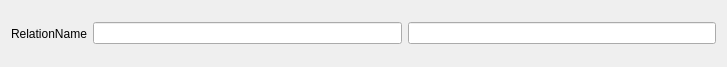
The window that src/editrelationwidget.ui (Kampfgnom/LBDatabaseEditor) describes before a commit, drawn with Qt 5.
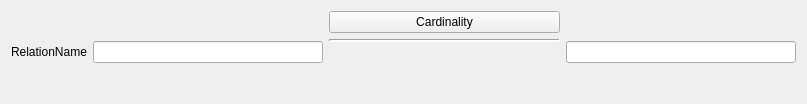
The same window after the commit.

Commit message: Darstellung der Relationen im EditEntityTypeDialog geändert

Patch:
```diff
--- a/src/editrelationwidget.ui
+++ b/src/editrelationwidget.ui
@@ -6,8 +6,8 @@
    <rect>
     <x>0</x>
     <y>0</y>
-    <width>727</width>
-    <height>67</height>
+    <width>807</width>
+    <height>104</height>
    </rect>
   </property>
   <property name="windowTitle">
@@ -22,10 +22,58 @@
     </widget>
    </item>
    <item>
-    <widget class="QLineEdit" name="lineEditDisplayLeft"/>
+    <layout class="QVBoxLayout" name="verticalLayoutLeft">
+     <item>
+      <widget class="QLineEdit" name="lineEditDisplayLeft"/>
+     </item>
+    </layout>
    </item>
    <item>
-    <widget class="QLineEdit" name="lineEditDisplayRight"/>
+    <layout class="QVBoxLayout" name="verticalLayoutMiddle">
+     <item>
+      <widget class="QPushButton" name="pushButton">
+       <property name="text">
+        <string>Cardinality</string>
+       </property>
+      </widget>
+     </item>
+     <item>
+      <widget class="Line" name="line">
+       <property name="sizePolicy">
+        <sizepolicy hsizetype="Expanding" vsizetype="Fixed">
+         <horstretch>0</horstretch>
+         <verstretch>0</verstretch>
+        </sizepolicy>
+       </property>
+       <property name="lineWidth">
+        <number>2</number>
+       </property>
+       <property name="orientation">
+        <enum>Qt::Horizontal</enum>
+       </property>
+      </widget>
+     </item>
+     <item>
+      <spacer name="verticalSpacer">
+       <property name="orientation">
+        <enum>Qt::Vertical</enum>
+       </property>
+       <property name="sizeHint" stdset="0">
+        <size>
+         <width>20</width>
+         <height>40</height>
+        </size>
+       </property>
+      </spacer>
+     </item>
+    </layout>
+   </item>
+   <item>
+    <layout class="QVBoxLayout" name="verticalLayoutRight">
+     <item>
+      <widget class="QLineEdit" name="lineEditDisplayRight"/>
+     </item>
+    </layout>
    </item>
   </layout>
  </widget>
```
The commit also changes 8 other files.
